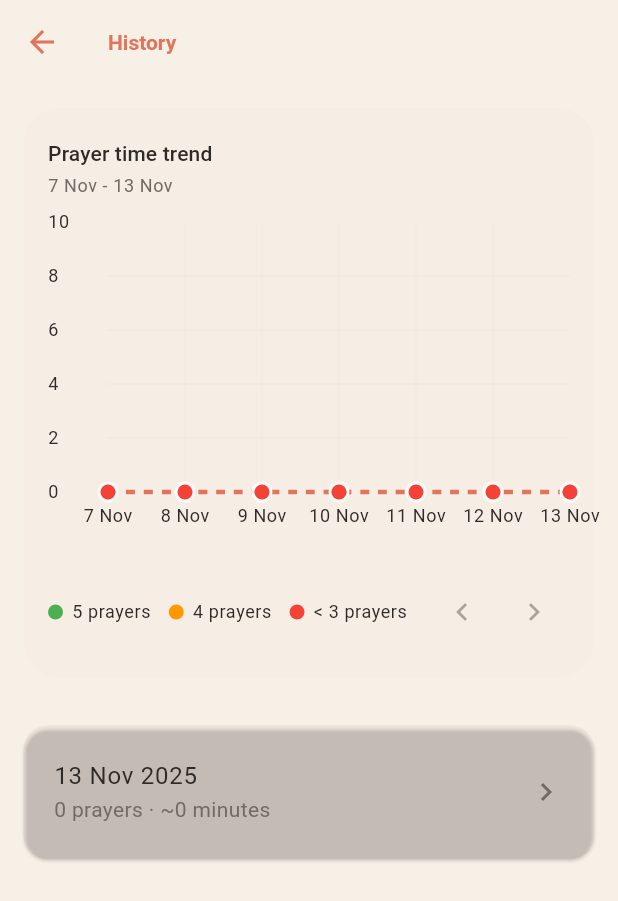
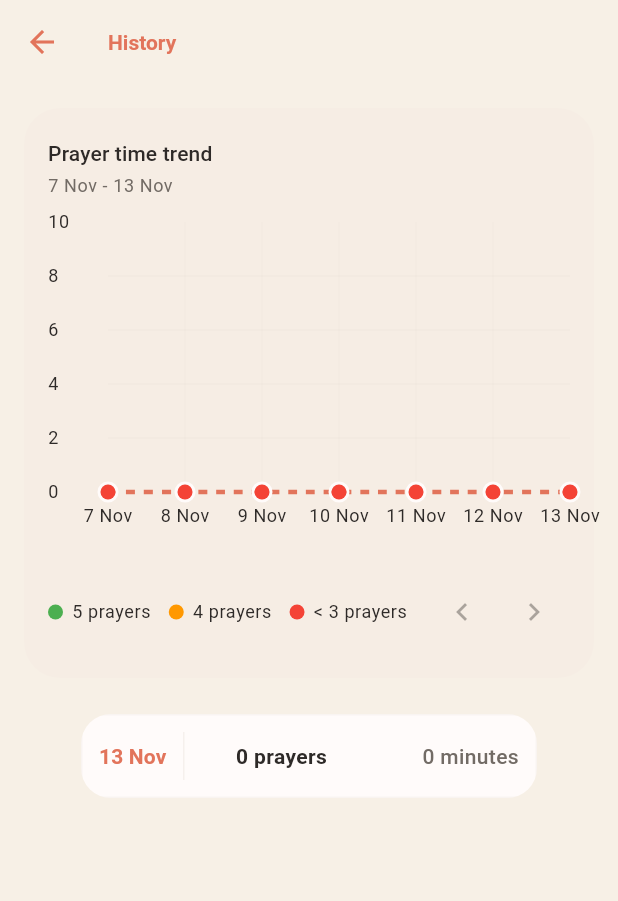
Before and after one commit to SulemanKazi/Khushu, a Flutter app: the HistoryScreen screen opened directly, on a phone screen of 412 x 824 dp. Shown: the top 901 px of the screen. Run offline on Flutter 3.47's test engine with Material 3 defaults, Android fonts, the phone set to English and light mode, and no system bars; drawn by our look-alikes of fl_chart; our stand-ins replace shared_preferences; accounts and stored records are empty.

Commit message:
Update history screen UI.

```diff
--- a/lib/screens/history_screen.dart
+++ b/lib/screens/history_screen.dart
@@ -27,17 +27,15 @@ class HistoryScreen extends StatelessWidget {
             children: [
               _CompletionChart(logs: logs),
               const SizedBox(height: 24),
-              ...logs.map(
-                (log) => _HistoryTile(
-                  log: log,
-                  onTap: () {
+              _HistoryList(
+                logs: logs,
+                onSelect: (log) {
                   Navigator.of(context).push(
                     MaterialPageRoute(
                       builder: (_) => DailyDetailScreen(log: log),
                     ),
                   );
                 },
-                ),
               ),
             ],
           );
@@ -435,6 +433,57 @@ String _formatDayLabel(DateTime date) {
   return '${date.day} $month';
 }
 
+class _HistoryList extends StatelessWidget {
+  const _HistoryList({required this.logs, required this.onSelect});
+
+  final List<DailyPrayerLog> logs;
+  final void Function(DailyPrayerLog log) onSelect;
+
+  @override
+  Widget build(BuildContext context) {
+    final theme = Theme.of(context);
+    final borderColor = theme.colorScheme.outlineVariant.withOpacity(0.2);
+    final screenWidth = MediaQuery.of(context).size.width;
+    final widthFactor = screenWidth < 360 ? 1.0 : 0.8;
+
+    return Align(
+      alignment: Alignment.topCenter,
+      child: FractionallySizedBox(
+        widthFactor: widthFactor,
+        child: ClipRRect(
+          borderRadius: BorderRadius.circular(20),
+          child: DecoratedBox(
+            decoration: BoxDecoration(
+              color: theme.colorScheme.surface,
+              border: Border.all(color: borderColor),
+            ),
+            child: Material(
+              color: Colors.transparent,
+              child: Column(
+                mainAxisSize: MainAxisSize.min,
+                children: [
+                  for (var i = 0; i < logs.length; i++) ...[
+                    if (i > 0)
+                      Divider(
+                        height: 1,
+                        thickness: 1,
+                        color: borderColor,
+                      ),
+                    _HistoryTile(
+                      log: logs[i],
+                      onTap: () => onSelect(logs[i]),
+                    ),
+                  ],
+                ],
+              ),
+            ),
+          ),
+        ),
+      ),
+    );
+  }
+}
+
 class _HistoryTile extends StatelessWidget {
   const _HistoryTile({required this.log, required this.onTap});
 
@@ -449,27 +498,76 @@ class _HistoryTile extends StatelessWidget {
       0,
       (sum, entry) => sum + entry.secondsSpent,
     );
-    final minutes = (totalSeconds / 60).floor();
+    final minutes = (totalSeconds / 60).round();
 
-    return Card(
-      color: theme.colorScheme.surfaceContainerHighest.withOpacity(0.25),
-      margin: const EdgeInsets.symmetric(vertical: 8),
-      shape: RoundedRectangleBorder(borderRadius: BorderRadius.circular(16)),
-      child: ListTile(
+    final prayersLabel = _formatPrayerCount(completed);
+    final minutesLabel = _formatMinuteLabel(minutes);
+    final dateLabel = _formatShortDate(log.date);
+    final dividerColor = theme.colorScheme.outlineVariant.withOpacity(0.3);
+
+    return Material(
+      color: Colors.transparent,
+      child: InkWell(
         onTap: onTap,
-        title: Text(_formatFullDate(log.date)),
-        subtitle: Text('$completed prayers · ~$minutes minutes'),
-        trailing: Icon(
-          Icons.chevron_right,
+        child: Padding(
+          padding: const EdgeInsets.symmetric(horizontal: 12, vertical: 12),
+          child: Row(
+            children: [
+              SizedBox(
+                width: 56,
+                child: Text(
+                  dateLabel,
+                  style: theme.textTheme.titleSmall?.copyWith(
+                    color: theme.colorScheme.primary,
+                    fontWeight: FontWeight.w600,
+                  ),
+                ),
+              ),
+              Container(
+                width: 1,
+                height: 32,
+                color: dividerColor,
+              ),
+              const SizedBox(width: 12),
+              Expanded(
+                child: Text(
+                  prayersLabel,
+                  textAlign: TextAlign.center,
+                  style: theme.textTheme.bodyMedium?.copyWith(
+                    fontWeight: FontWeight.w600,
+                  ),
+                ),
+              ),
+              Expanded(
+                child: Text(
+                  minutesLabel,
+                  textAlign: TextAlign.right,
+                  style: theme.textTheme.bodyMedium?.copyWith(
                     color: theme.colorScheme.onSurfaceVariant,
+                    fontWeight: FontWeight.w500,
+                  ),
+                ),
+              ),
+            ],
+          ),
         ),
       ),
     );
   }
 
-  String _formatFullDate(DateTime date) {
+  String _formatShortDate(DateTime date) {
     final month = _monthNames[date.month - 1];
-    return '${date.day} $month ${date.year}';
+    return '${date.day} $month';
+  }
+
+  String _formatPrayerCount(int count) {
+    final suffix = count == 1 ? 'prayer' : 'prayers';
+    return '$count $suffix';
+  }
+
+  String _formatMinuteLabel(int minutes) {
+    final suffix = minutes == 1 ? 'minute' : 'minutes';
+    return '$minutes $suffix';
   }
 }
 
--- a/lib/screens/prayer_list_screen.dart
+++ b/lib/screens/prayer_list_screen.dart
@@ -17,7 +17,7 @@ const _prayerAssetMap = <PrayerType, String>{
 const _headerAccent = Color(0xFFD75243);
 const _labelColor = Color(0xFFD75243);
 const _dividerColor = Color(0xFFE4E6EB);
-const _pageBackground = Color(0xFFF5F6F8);
+const _pageBackground = Color(0xFFF7F0E6);
 const _completedColor = Color(0xFF2F7D58);
 const _incompleteColor = Color(0xFFE0E3E7);
 const _incompleteIconColor = Color(0xFF9EA2A9);
```
Lines whose indentation alone changed are shown as unchanged.
